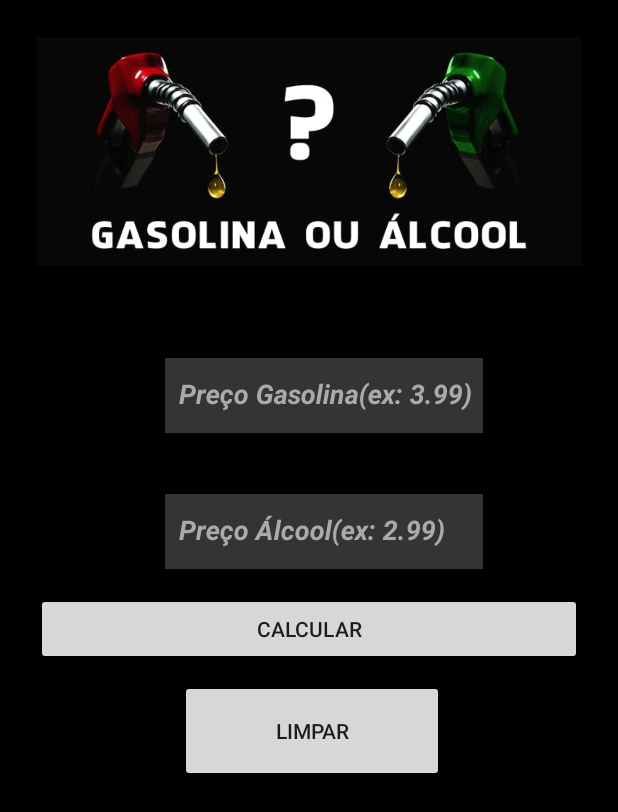
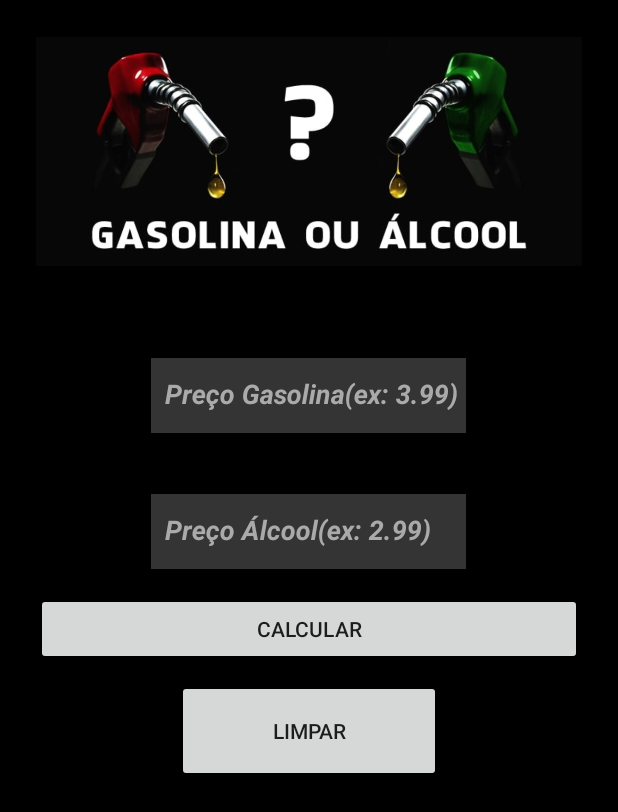
Before and after one commit to edudevhome/AlcoolGasolina, an Android app: the screen it shows after launch (MainActivity), on a phone screen of 412 x 824 dp. Shown: the top 812 px of the screen. Run offline under Robolectric (Android 15) with nearby library versions, the phone set to English and light mode, and no system bars; our stand-ins replace AdMob.

Commit message:
versao 1.1(finish)
Correção de layouts.

```diff
--- a/app/src/main/java/com/devhome/eduardobastos/alcoolougasolina/SplashhActivity.java
+++ b/app/src/main/java/com/devhome/eduardobastos/alcoolougasolina/SplashhActivity.java
@@ -25,7 +25,7 @@ public class SplashhActivity extends AppCompatActivity {
                 startActivity(new Intent(getBaseContext(), MainActivity.class));
                 finish();
             }
-        }, 3000);
+        }, 2000);
 
     }
 }
--- a/app/src/main/res/layout/activity_main.xml
+++ b/app/src/main/res/layout/activity_main.xml
@@ -26,23 +26,22 @@
 
     <android.support.design.widget.TextInputLayout
         android:id="@+id/gasolina"
-        android:layout_width="match_parent"
+        android:layout_width="wrap_content"
         android:layout_height="wrap_content"
-        android:layout_marginLeft="10dp"
+        android:layout_gravity="center"
         android:layout_marginTop="40dp"
-        android:paddingRight="90dp"
+        android:gravity="center"
         android:textColorHint="@android:color/darker_gray"
         app:counterTextAppearance="@style/TextAppearance.AppCompat.Large">
 
         <android.support.design.widget.TextInputEditText
             android:id="@+id/PrecoGasolina"
-            android:layout_width="230dp"
+            android:layout_width="210dp"
             android:layout_height="50dp"
-            android:layout_marginLeft="100dp"
             android:layout_marginTop="60dp"
             android:background="#34FFFFFF"
             android:cursorVisible="false"
-            android:hint="  Preço Gasolina(ex: 3.99)  "
+            android:hint="  Preço Gasolina(ex: 3.99)"
             android:inputType="numberDecimal"
             android:maxLength="4"
             android:textAlignment="center"
@@ -54,20 +53,19 @@
 
     <android.support.design.widget.TextInputLayout
         android:id="@+id/alcool"
-        android:layout_width="match_parent"
+        android:layout_width="wrap_content"
         android:layout_height="wrap_content"
+        android:layout_gravity="center"
         android:layout_marginTop="30dp"
-        android:paddingLeft="10dp"
-        android:paddingRight="90dp"
+        android:gravity="center"
         android:textColorHint="@android:color/darker_gray"
         android:visibility="visible">
 
         <android.support.design.widget.TextInputEditText
             android:id="@+id/PrecoAlcool"
-            android:layout_width="230dp"
+            android:layout_width="210dp"
             android:layout_height="50dp"
             android:layout_gravity="center_vertical"
-            android:layout_marginLeft="100dp"
             android:layout_marginTop="60dp"
             android:background="#34FFFFFF"
             android:cursorVisible="false"
@@ -87,9 +85,11 @@
         android:id="@+id/buttonCalc"
         android:layout_width="match_parent"
         android:layout_height="wrap_content"
+        android:layout_gravity="center"
         android:layout_marginLeft="24dp"
         android:layout_marginTop="16dp"
         android:layout_marginRight="24dp"
+        android:gravity="center"
         android:onClick="calcularPreco"
         android:text="Calcular" />
 
@@ -97,9 +97,9 @@
         android:id="@+id/buttonLimpar"
         android:layout_width="176dp"
         android:layout_height="68dp"
-        android:layout_marginLeft="120dp"
+        android:layout_gravity="center"
         android:layout_marginTop="10dp"
-        android:layout_marginRight="50dp"
+        android:gravity="center"
         android:onClick="limpar"
         android:text="Limpar" />
 
```
